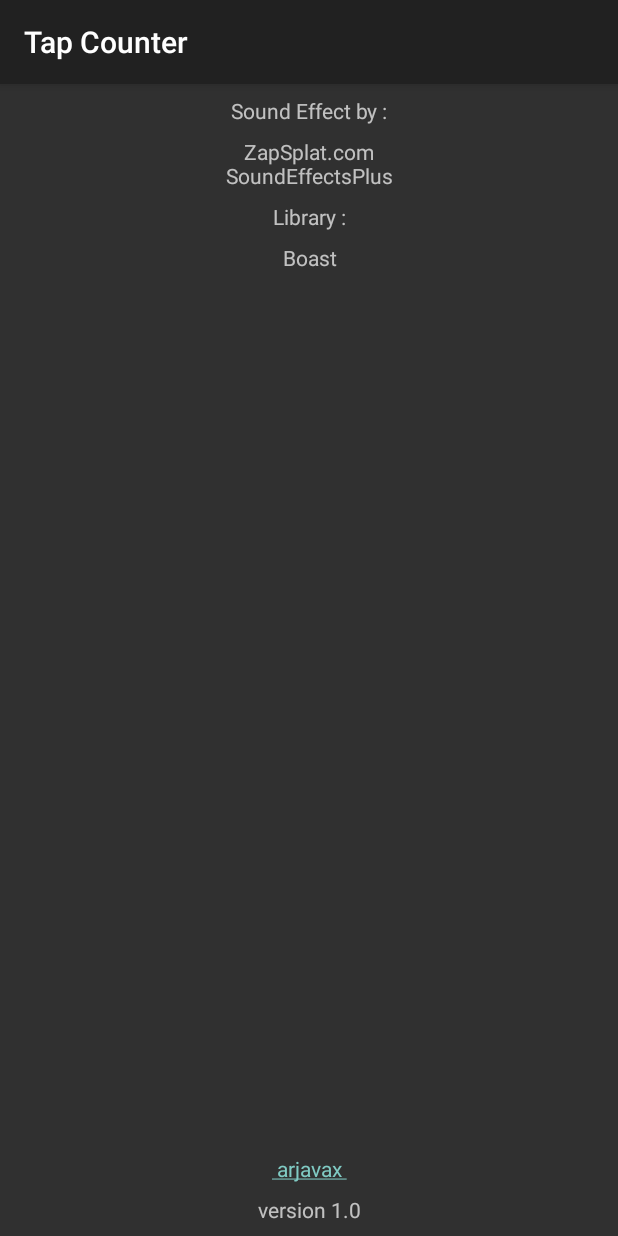
After one commit to arjava/tap-counter, an Android app: the AboutActivity screen opened directly, with no data from a screen before it, on a phone screen of 412 x 824 dp. The commit adds this screen. Run offline under Robolectric (Android 15) with nearby library versions, the phone set to English and light mode, and no system bars.

Commit message:
add About page

```diff
--- a/app/build.gradle
+++ b/app/build.gradle
@@ -25,8 +25,55 @@ android {
 dependencies {
     implementation fileTree(include: ['*.jar'], dir: 'libs')
     implementation "org.jetbrains.kotlin:kotlin-stdlib-jdk7:$kotlin_version"
+    //noinspection GradleCompatible
     implementation 'com.android.support:appcompat-v7:28.0.0-rc02'
-    implementation 'com.android.support.constraint:constraint-layout:1.1.2'
+    implementation 'com.android.support.constraint:constraint-layout:1.1.3'
+    // Anko Commons
+    implementation "org.jetbrains.anko:anko-commons:$anko_version"
+
+    // Anko Layouts
+    implementation "org.jetbrains.anko:anko-sdk25:$anko_version" // sdk15, sdk19, sdk21, sdk23 are also available
+    implementation "org.jetbrains.anko:anko-appcompat-v7:$anko_version"
+
+    // Coroutine listeners for Anko Layouts
+    implementation "org.jetbrains.anko:anko-sdk25-coroutines:$anko_version"
+    implementation "org.jetbrains.anko:anko-appcompat-v7-coroutines:$anko_version"
+
+    // Anko SQLite
+    implementation "org.jetbrains.anko:anko-sqlite:$anko_version"
+    // Appcompat-v7 (only Anko Commons)
+    implementation "org.jetbrains.anko:anko-appcompat-v7-commons:$anko_version"
+
+    // Appcompat-v7 (Anko Layouts)
+    implementation "org.jetbrains.anko:anko-appcompat-v7:$anko_version"
+    implementation "org.jetbrains.anko:anko-coroutines:$anko_version"
+
+    // CardView-v7
+    implementation "org.jetbrains.anko:anko-cardview-v7:$anko_version"
+
+    // Design
+    implementation "org.jetbrains.anko:anko-design:$anko_version"
+    implementation "org.jetbrains.anko:anko-design-coroutines:$anko_version"
+
+    // GridLayout-v7
+    implementation "org.jetbrains.anko:anko-gridlayout-v7:$anko_version"
+
+    // Percent
+    implementation "org.jetbrains.anko:anko-percent:$anko_version"
+
+    // RecyclerView-v7
+    implementation "org.jetbrains.anko:anko-recyclerview-v7:$anko_version"
+    implementation "org.jetbrains.anko:anko-recyclerview-v7-coroutines:$anko_version"
+
+    // Support-v4 (only Anko Commons)
+    implementation "org.jetbrains.anko:anko-support-v4-commons:$anko_version"
+
+    // Support-v4 (Anko Layouts)
+    implementation "org.jetbrains.anko:anko-support-v4:$anko_version"
+
+    // ConstraintLayout
+    implementation "org.jetbrains.anko:anko-constraint-layout:$anko_version"
+
     testImplementation 'junit:junit:4.12'
     androidTestImplementation 'com.android.support.test:runner:1.0.2'
     androidTestImplementation 'com.android.support.test.espresso:espresso-core:3.0.2'
--- a/app/src/main/AndroidManifest.xml
+++ b/app/src/main/AndroidManifest.xml
@@ -1,6 +1,8 @@
 <?xml version="1.0" encoding="utf-8"?>
 <manifest xmlns:android="http://schemas.android.com/apk/res/android"
     package="com.arjavax.tapcounter">
+
+    <uses-permission android:name="android.permission.INTERNET"/>
 
     <application
         android:allowBackup="true"
@@ -17,6 +19,7 @@
                 <category android:name="android.intent.category.LAUNCHER" />
             </intent-filter>
         </activity>
+        <activity android:name=".AboutActivity"/>
     </application>
 
 </manifest>
--- /dev/null
+++ b/app/src/main/java/com/arjavax/tapcounter/AboutActivity.kt
@@ -0,0 +1,27 @@
+package com.arjavax.tapcounter
+
+import android.annotation.SuppressLint
+import android.os.Bundle
+import android.support.v7.app.AppCompatActivity
+import android.text.method.LinkMovementMethod
+import kotlinx.android.synthetic.main.activity_about.*
+
+/**
+ * Created by Arjavax on 23/09/18.
+ */
+
+class AboutActivity : AppCompatActivity() {
+
+    @SuppressLint("SetTextI18n")
+    override fun onCreate(savedInstanceState: Bundle?) {
+        super.onCreate(savedInstanceState)
+        setContentView(R.layout.activity_about)
+
+        valueEffectBy.text = "ZapSplat.com\nSoundEffectsPlus"
+        valueLibrary.text = "Boast"
+        myBlog.movementMethod = LinkMovementMethod.getInstance()
+        versionName.text = "version "+BuildConfig.VERSION_NAME
+
+    }
+
+}
--- a/app/src/main/java/com/arjavax/tapcounter/MainActivity.kt
+++ b/app/src/main/java/com/arjavax/tapcounter/MainActivity.kt
@@ -2,6 +2,7 @@ package com.arjavax.tapcounter
 
 import android.annotation.SuppressLint
 import android.app.Dialog
+import android.content.Intent
 import android.media.MediaPlayer
 import android.support.v7.app.AppCompatActivity
 import android.os.Bundle
@@ -180,7 +181,7 @@ class MainActivity : AppCompatActivity() {
     }
 
     private fun toAboutActivity() {
-
+        startActivity(Intent(this@MainActivity, AboutActivity::class.java))
     }
 
 }
--- /dev/null
+++ b/app/src/main/res/layout/activity_about.xml
@@ -0,0 +1,92 @@
+<?xml version="1.0" encoding="utf-8"?>
+<android.support.constraint.ConstraintLayout
+    xmlns:android="http://schemas.android.com/apk/res/android"
+    xmlns:app="http://schemas.android.com/apk/res-auto"
+    android:layout_width="match_parent"
+    android:layout_height="match_parent">
+
+    <TextView
+        android:id="@+id/versionName"
+        android:layout_width="wrap_content"
+        android:layout_height="wrap_content"
+        android:layout_marginBottom="8dp"
+        android:layout_marginEnd="8dp"
+        android:layout_marginLeft="8dp"
+        android:layout_marginRight="8dp"
+        android:layout_marginStart="8dp"
+        android:text="@string/version"
+        app:layout_constraintBottom_toBottomOf="parent"
+        app:layout_constraintEnd_toEndOf="parent"
+        app:layout_constraintStart_toStartOf="parent" />
+
+    <TextView
+        android:id="@+id/soundEffectBy"
+        android:layout_width="wrap_content"
+        android:layout_height="wrap_content"
+        android:layout_marginEnd="8dp"
+        android:layout_marginLeft="8dp"
+        android:layout_marginRight="8dp"
+        android:layout_marginStart="8dp"
+        android:layout_marginTop="8dp"
+        android:text="@string/sound_effect_by"
+        app:layout_constraintEnd_toEndOf="parent"
+        app:layout_constraintStart_toStartOf="parent"
+        app:layout_constraintTop_toTopOf="parent" />
+
+    <TextView
+        android:id="@+id/valueEffectBy"
+        android:layout_width="wrap_content"
+        android:layout_height="wrap_content"
+        android:layout_marginEnd="8dp"
+        android:textAlignment="center"
+        android:layout_marginLeft="8dp"
+        android:layout_marginRight="8dp"
+        android:layout_marginStart="8dp"
+        android:layout_marginTop="8dp"
+        app:layout_constraintEnd_toEndOf="@+id/soundEffectBy"
+        app:layout_constraintStart_toStartOf="@+id/soundEffectBy"
+        app:layout_constraintTop_toBottomOf="@+id/soundEffectBy" />
+
+    <TextView
+        android:id="@+id/library"
+        android:layout_width="wrap_content"
+        android:layout_height="wrap_content"
+        android:layout_marginEnd="8dp"
+        android:layout_marginLeft="8dp"
+        android:layout_marginRight="8dp"
+        android:layout_marginStart="8dp"
+        android:layout_marginTop="8dp"
+        android:text="@string/library"
+        app:layout_constraintEnd_toEndOf="@+id/valueEffectBy"
+        app:layout_constraintStart_toStartOf="@+id/valueEffectBy"
+        app:layout_constraintTop_toBottomOf="@+id/valueEffectBy" />
+
+    <TextView
+        android:id="@+id/valueLibrary"
+        android:layout_width="wrap_content"
+        android:layout_height="wrap_content"
+        android:layout_marginEnd="8dp"
+        android:layout_marginLeft="8dp"
+        android:layout_marginRight="8dp"
+        android:layout_marginStart="8dp"
+        android:layout_marginTop="8dp"
+        android:textAlignment="center"
+        app:layout_constraintEnd_toEndOf="@+id/library"
+        app:layout_constraintStart_toStartOf="@+id/library"
+        app:layout_constraintTop_toBottomOf="@+id/library" />
+
+    <TextView
+        android:id="@+id/myBlog"
+        android:layout_width="wrap_content"
+        android:layout_height="wrap_content"
+        android:layout_marginBottom="8dp"
+        android:layout_marginEnd="8dp"
+        android:textAlignment="center"
+        android:layout_marginLeft="8dp"
+        android:layout_marginRight="8dp"
+        android:layout_marginStart="8dp"
+        android:text="@string/myBlog"
+        app:layout_constraintBottom_toTopOf="@+id/versionName"
+        app:layout_constraintEnd_toEndOf="@+id/versionName"
+        app:layout_constraintStart_toStartOf="@+id/versionName" />
+</android.support.constraint.ConstraintLayout>
--- a/app/src/main/res/values/strings.xml
+++ b/app/src/main/res/values/strings.xml
@@ -8,4 +8,8 @@
     <string name="atur_counter_finish">Atur Counter Finish</string>
     <string name="reset_counter">Reset Counter</string>
     <string name="batas_counter_terakhir">Batas Counter Terakhir :</string>
+    <string name="sound_effect_by">Sound Effect by :</string>
+    <string name = "myBlog"><a href="https://arjavax.blogspot.com"> arjavax </a></string>
+    <string name="library">Library :</string>
+    <string name="version">Version </string>
 </resources>
--- a/build.gradle
+++ b/build.gradle
@@ -2,6 +2,7 @@
 
 buildscript {
     ext.kotlin_version = '1.2.61'
+    ext.anko_version = '0.10.6'
     repositories {
         google()
         jcenter()
```
